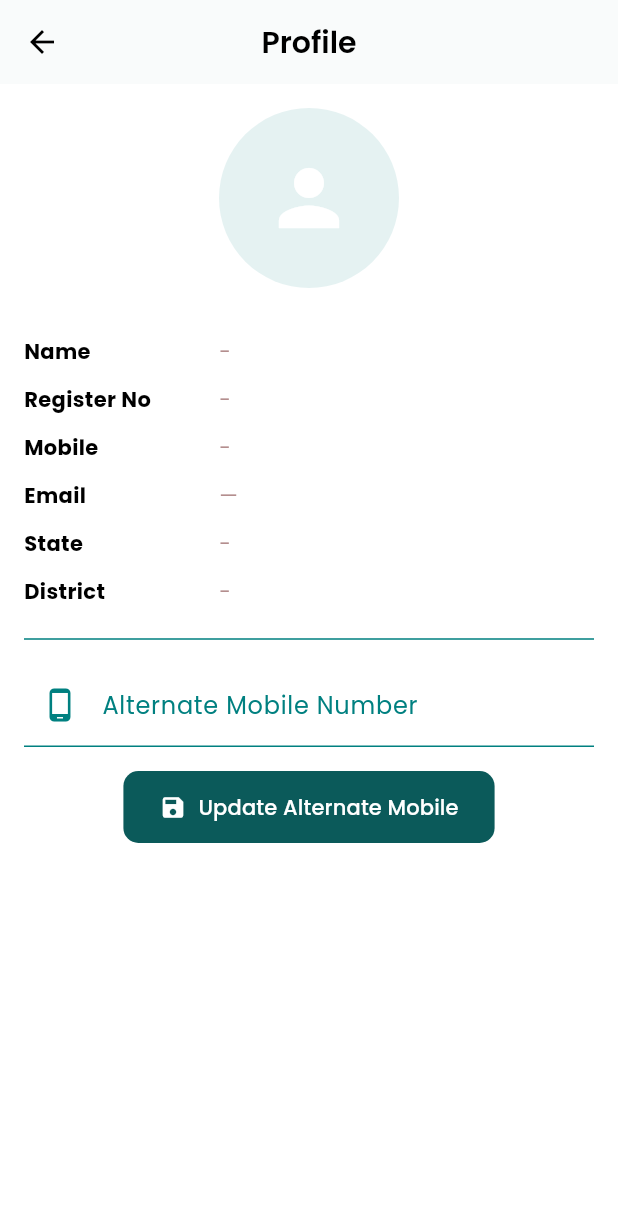
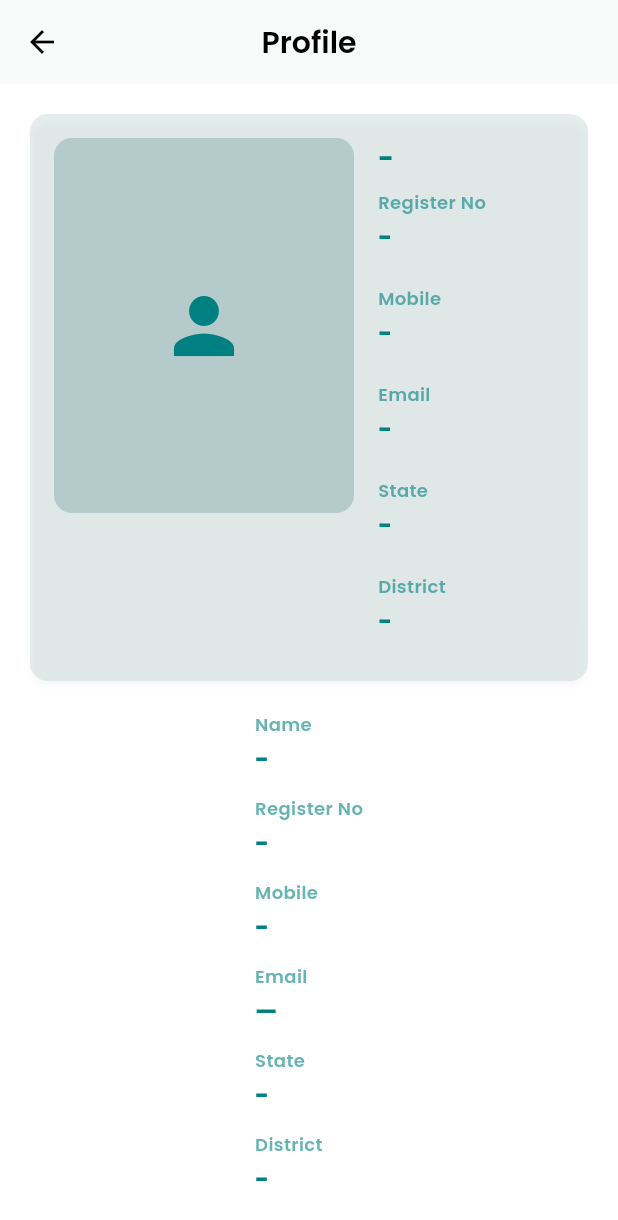
Before and after one commit to Abinesh2305/parent-app-web-app, a Flutter app: the ProfileScreen screen opened directly, on a phone screen of 412 x 824 dp. Shown: the top 1220 px of the screen. Run offline on Flutter 3.47's test engine with Material 3 defaults, Android fonts, the phone set to English and light mode, and no system bars; our stand-ins replace audio_video_progress_bar, audioplayers, chewie, dio, firebase_core, firebase_messaging and 15 more; missing offline and left inert: record; accounts and stored records are empty.

```diff
--- a/lib/screens/profile_screen.dart
+++ b/lib/screens/profile_screen.dart
@@ -103,6 +103,8 @@ class _ProfileScreenState extends State<ProfileScreen> {
   }
 
   Widget _buildProfileHeader(ThemeData theme) {
+    final colorScheme = theme.colorScheme;
+
     final imageUrl = _profile?['is_profile_image'];
     ImageProvider<Object>? imageProvider;
 
@@ -114,35 +116,143 @@ class _ProfileScreenState extends State<ProfileScreen> {
       imageProvider = null;
     }
 
-    return Column(
-      children: [
-        CircleAvatar(
-          radius: 60,
-          backgroundColor: theme.colorScheme.onSurface.withOpacity(0.1),
-          backgroundImage: imageProvider,
-          child:
-              imageProvider == null ? const Icon(Icons.person, size: 60) : null,
-        ),
-        const SizedBox(height: 10),
-        Row(
-          mainAxisAlignment: MainAxisAlignment.center,
+    return Card(
+      color: colorScheme.primary.withOpacity(0.1),
+      shape: RoundedRectangleBorder(
+        borderRadius: BorderRadius.circular(12),
+      ),
+      child: Padding(
+        padding: const EdgeInsets.all(16),
+        child: Row(
+          crossAxisAlignment: CrossAxisAlignment.start,
           children: [
-            // TextButton.icon(
-            //   onPressed: _pickImage,
-            //   icon: const Icon(Icons.photo_camera),
-            //   label: const Text('Change'),
-            // ),
-            // if (imageUrl != null && imageUrl.toString().isNotEmpty)
-            //   TextButton.icon(
-            //     onPressed: _deleteImage,
-            //     icon: const Icon(Icons.delete, color: Colors.red),
-            //     label: const Text('Remove'),
-            //   ),
+            ClipRRect(
+              borderRadius: BorderRadius.circular(12),
+              child: Container(
+                width: 200,
+                height: 250,
+                color: colorScheme.primary.withOpacity(0.2),
+                child: imageProvider != null
+                    ? Image(
+                        image: imageProvider,
+                        width: 200,
+                        height: 250,
+                        fit: BoxFit.cover,
+                      )
+                    : Icon(Icons.person,
+                        size: 60, color: colorScheme.onSurface),
+              ),
+            ),
+            const SizedBox(width: 16),
+            Expanded(
+              child: Column(
+                crossAxisAlignment: CrossAxisAlignment.start,
+                children: [
+                  Text(
+                    _profile?['name'] ?? '-',
+                    style: TextStyle(
+                      fontSize: 18,
+                      fontWeight: FontWeight.bold,
+                      color: colorScheme.onSurface,
+                    ),
+                  ),
+                  const SizedBox(height: 8),
+
+                  // Name
+                  _buildDetailItem(
+                      "Register No", _profile?['reg_no'] ?? '-', colorScheme),
+                  const SizedBox(height: 8),
+
+                  _buildDetailItem(
+                      "Mobile", _profile?['mobile'] ?? '-', colorScheme),
+                  const SizedBox(height: 8),
+
+                  _buildDetailItem(
+                      "Email", _profile?['email'] ?? '-', colorScheme),
+                  const SizedBox(height: 8),
+
+                  _buildDetailItem(
+                      "State", _profile?['is_state_name'] ?? '-', colorScheme),
+                  const SizedBox(height: 8),
+
+                  _buildDetailItem("District",
+                      _profile?['is_district_name'] ?? '-', colorScheme),
+                ],
+              ),
+            ),
           ],
         ),
+      ),
+    );
+  }
+
+  Widget _buildDetailItem(String label, String value, ColorScheme colorScheme) {
+    return Column(
+      crossAxisAlignment: CrossAxisAlignment.start,
+      children: [
+        Text(
+          label,
+          style: TextStyle(
+            fontSize: 12,
+            fontWeight: FontWeight.w600,
+            color: colorScheme.onSurface.withOpacity(0.6),
+          ),
+        ),
+        const SizedBox(height: 4),
+        Text(
+          value,
+          style: TextStyle(
+            fontSize: 16,
+            fontWeight: FontWeight.bold,
+            color: colorScheme.onSurface,
+          ),
+        ),
+        const SizedBox(height: 12),
       ],
     );
   }
+
+  // Widget _buildProfileHeader(ThemeData theme) {
+  //   final imageUrl = _profile?['is_profile_image'];
+  //   ImageProvider<Object>? imageProvider;
+
+  //   if (_pickedImage != null) {
+  //     imageProvider = FileImage(_pickedImage!);
+  //   } else if (imageUrl != null && imageUrl.toString().isNotEmpty) {
+  //     imageProvider = NetworkImage(imageUrl);
+  //   } else {
+  //     imageProvider = null;
+  //   }
+
+  //   return Column(
+  //     children: [
+  //       CircleAvatar(
+  //         radius: 60,
+  //         backgroundColor: theme.colorScheme.onSurface.withOpacity(0.1),
+  //         backgroundImage: imageProvider,
+  //         child:
+  //             imageProvider == null ? const Icon(Icons.person, size: 60) : null,
+  //       ),
+  //       const SizedBox(height: 10),
+  //       Row(
+  //         mainAxisAlignment: MainAxisAlignment.center,
+  //         children: [
+  //           // TextButton.icon(
+  //           //   onPressed: _pickImage,
+  //           //   icon: const Icon(Icons.photo_camera),
+  //           //   label: const Text('Change'),
+  //           // ),
+  //           // if (imageUrl != null && imageUrl.toString().isNotEmpty)
+  //           //   TextButton.icon(
+  //           //     onPressed: _deleteImage,
+  //           //     icon: const Icon(Icons.delete, color: Colors.red),
+  //           //     label: const Text('Remove'),
+  //           //   ),
+  //         ],
+  //       ),
+  //     ],
+  //   );
+  // }
 
   Widget _buildReadOnlyInfo() {
     return Column(
@@ -159,19 +269,30 @@ class _ProfileScreenState extends State<ProfileScreen> {
   }
 
   Widget _infoTile(String label, String value) {
-    return Padding(
-      padding: const EdgeInsets.symmetric(vertical: 6),
-      child: Row(
-        children: [
-          SizedBox(
-              width: 130,
-              child: Text(label,
-                  style: const TextStyle(fontWeight: FontWeight.bold))),
-          Expanded(
-              child:
-                  Text(value, style: const TextStyle(color: Color.fromARGB(221, 168, 125, 125)))),
-        ],
-      ),
+    final colorScheme = Theme.of(context).colorScheme;
+
+    return Column(
+      crossAxisAlignment: CrossAxisAlignment.start,
+      children: [
+        Text(
+          label,
+          style: TextStyle(
+            fontSize: 12,
+            fontWeight: FontWeight.w600,
+            color: colorScheme.onSurface.withOpacity(0.6),
+          ),
+        ),
+        const SizedBox(height: 4),
+        Text(
+          value,
+          style: TextStyle(
+            fontSize: 16,
+            fontWeight: FontWeight.bold,
+            color: colorScheme.onSurface,
+          ),
+        ),
+        const SizedBox(height: 12),
+      ],
     );
   }
 
```
Also changed, not shown: 1 other file.
